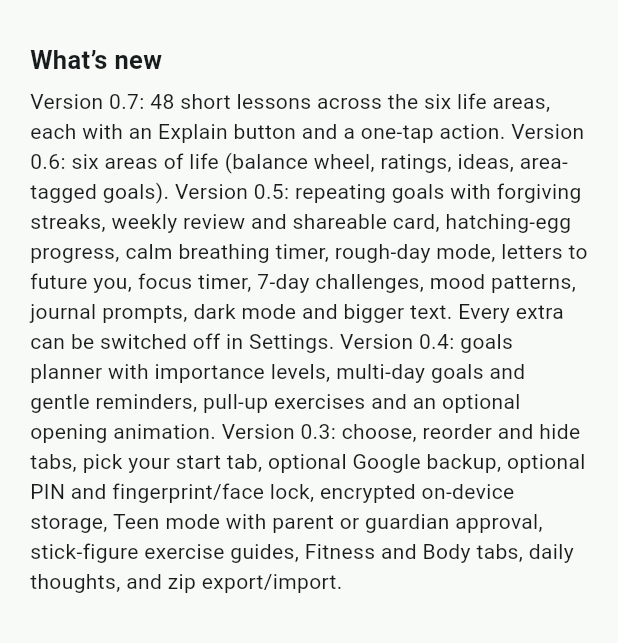
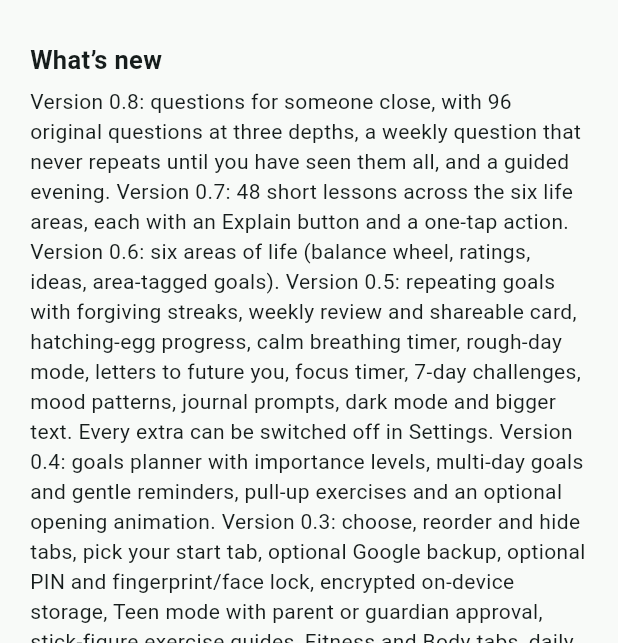
Before and after one commit to jbecher728/Successful-life, a Flutter app: the AboutPage widget shown alone on an empty page, opened directly, scrolled down 576 dp, on a phone screen of 412 x 824 dp, the part 593-1236 px from its top. Run offline on Flutter 3.47's test engine with Material 3 defaults, Android fonts, the phone set to English and light mode, and no system bars; our stand-ins replace cross_file, file_picker, flutter_local_notifications, flutter_secure_storage, flutter_timezone, local_auth and 4 more; missing offline and left inert: cryptography, dart:js_interop; accounts and stored records are empty.

Commit message:
Add questions for someone close: weekly card, no-repeat shuffle, guided evening (v0.8)
Co-Authored-By: Claude Sonnet 5.5 <noreply@anthropic.com>
Claude-Session: https://claude.ai/code/session_014i4nPucK1iWPcjgRENtCoJ

```diff
--- a/lib/about.dart
+++ b/lib/about.dart
@@ -2,7 +2,7 @@ import 'package:flutter/material.dart';
 import 'package:share_plus/share_plus.dart';
 
 const _teal = Color(0xFF21877C);
-const appVersion = '0.7 (test build)';
+const appVersion = '0.8 (test build)';
 
 /// Add a feedback email address here when one is set up. It is shown on the About page.
 const contactEmail = 'support@email.com';
@@ -43,7 +43,7 @@ class AboutPage extends StatelessWidget {
       _h('For parents and guardians'),
       _p('Teens aged 13 to 17 can use Shell with a parent or guardian’s knowledge and approval. In Teen mode the app does not track weight or BMI, hides advanced workouts and the Deep Core Foundation exercises, and leaves out romantic prompts. The app has no accounts, no ads and no tracking, and nothing leaves the phone unless your teen chooses to share it. The journal is your teen’s private space, so we suggest talking openly about how they use it. The app is not for children under 13.'),
       _h('What’s new'),
-      _p('Version 0.7: 48 short lessons across the six life areas, each with an Explain button and a one-tap action. Version 0.6: six areas of life (balance wheel, ratings, ideas, area-tagged goals). Version 0.5: repeating goals with forgiving streaks, weekly review and shareable card, hatching-egg progress, calm breathing timer, rough-day mode, letters to future you, focus timer, 7-day challenges, mood patterns, journal prompts, dark mode and bigger text. Every extra can be switched off in Settings. Version 0.4: goals planner with importance levels, multi-day goals and gentle reminders, pull-up exercises and an optional opening animation. Version 0.3: choose, reorder and hide tabs, pick your start tab, optional Google backup, optional PIN and fingerprint/face lock, encrypted on-device storage, Teen mode with parent or guardian approval, stick-figure exercise guides, Fitness and Body tabs, daily thoughts, and zip export/import.'),
+      _p('Version 0.8: questions for someone close, with 96 original questions at three depths, a weekly question that never repeats until you have seen them all, and a guided evening. Version 0.7: 48 short lessons across the six life areas, each with an Explain button and a one-tap action. Version 0.6: six areas of life (balance wheel, ratings, ideas, area-tagged goals). Version 0.5: repeating goals with forgiving streaks, weekly review and shareable card, hatching-egg progress, calm breathing timer, rough-day mode, letters to future you, focus timer, 7-day challenges, mood patterns, journal prompts, dark mode and bigger text. Every extra can be switched off in Settings. Version 0.4: goals planner with importance levels, multi-day goals and gentle reminders, pull-up exercises and an optional opening animation. Version 0.3: choose, reorder and hide tabs, pick your start tab, optional Google backup, optional PIN and fingerprint/face lock, encrypted on-device storage, Teen mode with parent or guardian approval, stick-figure exercise guides, Fitness and Body tabs, daily thoughts, and zip export/import.'),
       _h('Contact and feedback'),
       if (contactEmail.isNotEmpty) SelectableText(contactEmail, style: const TextStyle(fontWeight: FontWeight.w600)),
       _p('Ideas and bug reports are welcome. Please do not include private journal text. The button below opens your phone’s share menu so you choose where to send a note.'),
--- a/lib/extras_ui.dart
+++ b/lib/extras_ui.dart
@@ -18,6 +18,7 @@ class ExtrasPanel extends StatefulWidget {
 class _ExtrasPanelState extends State<ExtrasPanel> {
   static const items = <(String, String, String)>[
     ('areas', 'Six areas of life', 'Balance wheel, area check-ins and ideas for each part of life'),
+    ('questions', 'Questions for someone close', 'A weekly question to ask a partner, friend or family member, plus a guided evening'),
     ('review', 'Weekly review', 'A Sunday reminder and a weekly summary card'),
     ('backup', 'Backup reminder', 'A gentle monthly nudge to export your data'),
     ('identity', '“I am becoming…” line', 'One line shown at the top of Today'),
--- /dev/null
+++ b/lib/questions_data.dart
@@ -0,0 +1,170 @@
+import 'dart:math';
+import 'package:flutter/material.dart';
+import 'common.dart';
+import 'store.dart';
+
+/// One depth level of questions to ask someone close (partner, friend or family).
+class QLevel {
+  final String id, name, blurb;
+  final IconData icon;
+  final Color color;
+  final List<String> q;
+  const QLevel(this.id, this.name, this.blurb, this.icon, this.color, this.q);
+}
+
+QLevel levelById(String id) => qLevels.firstWhere((l) => l.id == id, orElse: () => qLevels.first);
+
+String currentLevel(Store p) => p.getString('cq_level') ?? 'light';
+
+Set<int> seenQuestions(Store p, String lv) {
+  final n = levelById(lv).q.length;
+  final out = <int>{};
+  for (final s in p.getStringList('cq_used_$lv') ?? <String>[]) {
+    final i = int.tryParse(s);
+    if (i != null && i >= 0 && i < n) out.add(i);
+  }
+  return out;
+}
+
+/// Picks a random question that has not come up yet this round. When every
+/// question at a level has been seen, a fresh round starts. [avoid] keeps the
+/// same question from showing twice in a row.
+Future<int> drawQuestion(Store p, String lv, {int? avoid}) async {
+  final n = levelById(lv).q.length;
+  var seen = seenQuestions(p, lv);
+  if (seen.length >= n) seen = <int>{};
+  var pool = <int>[for (var i = 0; i < n; i++) if (!seen.contains(i)) i];
+  if (avoid != null && pool.length > 1) pool = pool.where((i) => i != avoid).toList();
+  final pick = pool[Random().nextInt(pool.length)];
+  seen.add(pick);
+  await p.setStringList('cq_used_$lv', <String>[for (final i in seen) '$i']);
+  return pick;
+}
+
+String weekKey(DateTime d) => dayKey(DateTime(d.year, d.month, d.day - (d.weekday - 1)));
+
+/// This week's question for the chosen level. Stays the same all week unless
+/// [fresh] is true (the shuffle button) or the level changes.
+Future<(String, int)> weeklyQuestion(Store p, {bool fresh = false}) async {
+  final lv = currentLevel(p);
+  final now = weekKey(DateTime.now());
+  final parts = (p.getString('cq_week') ?? '').split('|');
+  final stored = parts.length == 3 && parts[1] == lv ? int.tryParse(parts[2]) : null;
+  if (!fresh && parts.length == 3 && parts[0] == now && stored != null && stored < levelById(lv).q.length) {
+    return (lv, stored);
+  }
+  final i = await drawQuestion(p, lv, avoid: stored);
+  await p.setString('cq_week', '$now|$lv|$i');
+  return (lv, i);
+}
+
+Future<void> logEvening(Store p) async {
+  final l = p.getStringList('cq_evening') ?? <String>[];
+  l.add(dayKey(DateTime.now()));
+  await p.setStringList('cq_evening', l);
+}
+
+const qLevels = <QLevel>[
+  QLevel('light', 'Light', 'Warm-ups, good memories and small joys', Icons.wb_sunny_outlined, Color(0xFFF2A516), [
+    "What's a small moment from this month that made you smile?",
+    "What's a moment from our time together that you think of fondly?",
+    "What's a first memory you have of the two of us?",
+    "What's a meal you could happily eat again and again?",
+    "If we had a free day with no plans, how would you spend it?",
+    "What song takes you back to a happy time?",
+    "What are you looking forward to right now?",
+    "What's the best trip or outing you've ever had?",
+    "What's a silly habit of yours that you're fond of?",
+    "What did you love doing as a kid?",
+    "Which of my habits makes you laugh?",
+    "What's a place that makes you feel calm?",
+    "What's something new you'd like to try this year?",
+    "What's the best compliment you've ever received?",
+    "Who or what made you laugh the hardest lately?",
+    "What small thing would make your week better?",
+    "What's a talent you wish you had?",
+    "If you could learn any skill overnight, what would it be?",
+    "What's a tradition you'd like us to start?",
+    "What's your favorite way to spend a rainy day?",
+    "What's a book, show or film that stayed with you?",
+    "What's something ordinary that you're oddly grateful for?",
+    "What do you think we do well together?",
+    "When do you feel most like yourself on a normal day?",
+    "What's an inside joke of ours that still makes you smile?",
+    "What would your ideal morning look like?",
+    "What's something you're proud of this season?",
+    "What's a smell, taste or sound that feels like home?",
+    "What's one thing we haven't done together that you'd like to?",
+    "What's a kind thing someone did for you that you still remember?",
+    "If you could spend an afternoon with your younger self, what would you do?",
+    "What's the funniest thing that has happened to us?",
+  ]),
+  QLevel('deeper', 'Deeper', 'Values, needs and the future', Icons.explore_outlined, Color(0xFF21877C), [
+    "Picture a good life five years from now. How does it feel, day to day?",
+    "What do you value most in a close relationship?",
+    "What do I do that makes you feel cared for?",
+    "What does support look like for you when you're stressed?",
+    "What's a dream you've put on hold?",
+    "What does being there for someone mean to you?",
+    "What would you like to be remembered for?",
+    "When do you feel most connected to me?",
+    "What's a belief you grew up with that you've questioned since?",
+    "What part of your life do you wish I knew more about?",
+    "What gives your days meaning beyond work and chores?",
+    "What do you need more of in your life right now?",
+    "How do you like to be comforted when you're upset?",
+    "What's a lesson that took you a long time to learn?",
+    "What are you working on in yourself?",
+    "What does real rest look like for you?",
+    "What do you wish people asked you about more often?",
+    "How would you like us to handle disagreements?",
+    "What's a decision you're glad you made?",
+    "What does trust look like day to day?",
+    "What would help you feel more appreciated?",
+    "What are you hoping the next year brings?",
+    "How has knowing me changed you?",
+    "What's a boundary that matters to you?",
+    "What do you think we should do more of together?",
+    "What's something you'd like us to talk about more often?",
+    "What does commitment mean to you?",
+    "What kind of atmosphere do you want to come home to?",
+    "What worries you about the future, and what helps with it?",
+    "How do you want to grow over the next few years?",
+    "What do you admire in how I handle hard things?",
+    "What would a really good ordinary week look like for you?",
+  ]),
+  QLevel('honest', 'Honest', 'Unspoken needs and worries, said with care', Icons.favorite_border, Color(0xFFB4475F), [
+    "What's something you've wanted to tell me but haven't?",
+    "When do you feel least understood by me?",
+    "What have you held back sharing because you weren't sure how I'd take it?",
+    "What's a worry about us that you've kept to yourself?",
+    "When have you felt lonely even though we were together?",
+    "What do you miss about how things used to be between us?",
+    "What's something I do that affects you more than I realize?",
+    "What do you need from me that's hard to ask for?",
+    "Is there a conversation we've been avoiding?",
+    "When do you feel you have to hold back with me?",
+    "What do you wish I noticed without you having to say it?",
+    "What are you afraid I might think if I knew everything on your mind?",
+    "When did you last feel let down by me, and did you say so?",
+    "What would make it easier for you to be honest with me?",
+    "What's something you feel ashamed of that you'd like to feel okay about?",
+    "How do I react when you bring me a problem, and how do you wish I would?",
+    "What part of yourself do you hide from most people?",
+    "How have you needed care lately that I might have overlooked?",
+    "What do you wish we could do differently when we're upset?",
+    "What have you forgiven me for but still think about?",
+    "Is there something you'd like to apologize for?",
+    "When do you feel most insecure around me?",
+    "What do you wish I'd ask about your life?",
+    "What do you wish I'd let go of?",
+    "What's something you're afraid to want?",
+    "Which of my habits is hardest for you, and how could we ease it?",
+    "What do you need to hear more often?",
+    "What's a worry you've been carrying alone?",
+    "If we stopped taking each other for granted, what would you want to change first?",
+    "What would you want me to remember when we disagree?",
+    "What does feeling safe with someone look like for you?",
+    "What's one thing you'd like me to know that I might not?",
+  ]),
+];
--- a/lib/today_extras.dart
+++ b/lib/today_extras.dart
@@ -2,6 +2,7 @@ import 'package:flutter/material.dart';
 import 'areas.dart';
 import 'export.dart';
 import 'letters.dart';
+import 'questions.dart';
 import 'review.dart';
 import 'store.dart';
 import 'theme.dart';
@@ -160,6 +161,7 @@ class TodayNudges extends StatelessWidget {
         ),
       ));
     }
+    if (extraOn(prefs, 'questions')) w.add(QuestionCard(prefs: prefs, onChanged: onChanged));
     w.add(AreaNudge(prefs: prefs, onChanged: onChanged));
     return Column(children: w);
   }
--- a/lib/web_notes.dart
+++ b/lib/web_notes.dart
@@ -11,6 +11,7 @@ class UpdateNote {
 
 /// Newest first. Only the latest five are shown.
 const updateNotes = <UpdateNote>[
+  UpdateNote('u0.8', 'Questions for someone close', '96 original questions at three depths (Light, Deeper, Honest) for a partner, friend or family member. A weekly question with a shuffle that never repeats until you have seen them all, plus a guided evening with an optional quiet pause.'),
   UpdateNote('u0.7', 'Short lessons for each life area', '48 quick lessons (6 areas, 8 each). Each is a couple of sentences plus one small action. Tap Explain for the longer version.'),
   UpdateNote('u0.6', 'Six areas of life', 'New life-balance wheel for Physical, Intellectual, Emotional, Social, Occupational & financial, and Spiritual. Rate each area, tag goals by area, and get ideas and prompts for the one that needs attention.'),
   UpdateNote('u0.5.2', 'Text size options', 'Added Smaller and Small text sizes in Settings > Look and extras, for fitting more on screen.'),
```
Also changed, not shown: lib/areas.dart (+11 -0 lines), lib/evening.dart (added, +195 -0 lines), lib/export.dart (+12 -1 lines), lib/questions.dart (added, +191 -0 lines), lib/review.dart (+11 -0 lines), 1 other file.
